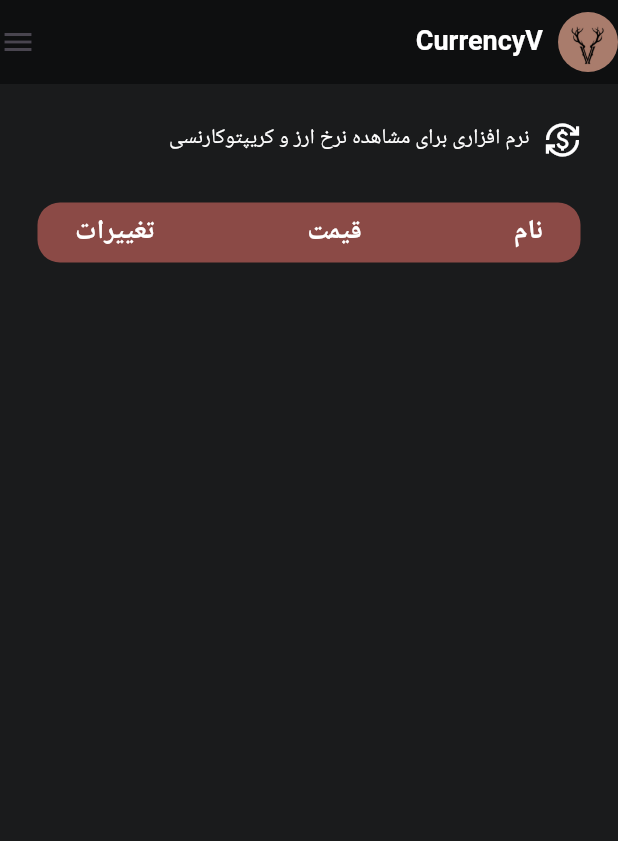
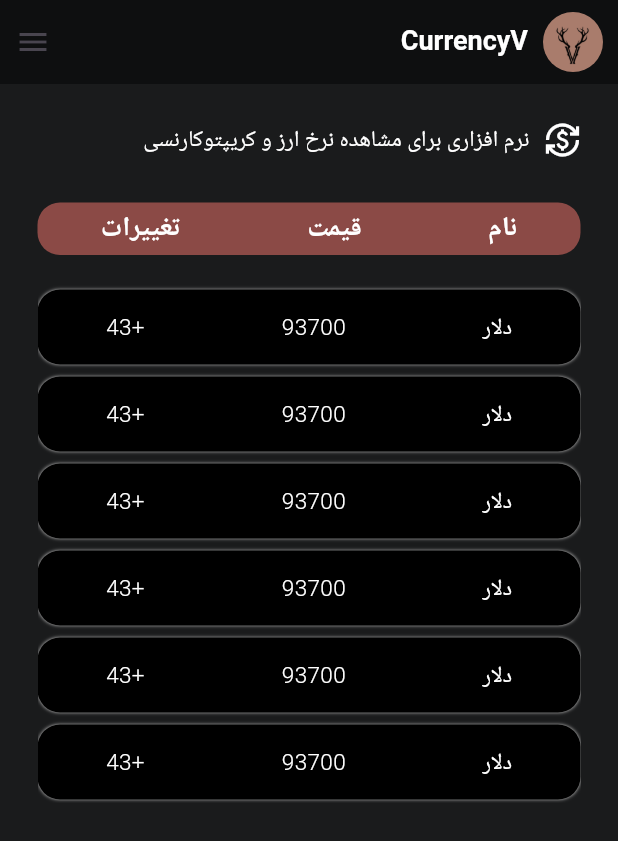
Before and after one commit to Aref18/currencyV, a Flutter app: the screen it shows after launch, on a phone screen of 412 x 824 dp. Shown: the top 841 px of the screen. Run offline on Flutter 3.47's test engine with Material 3 defaults, Android fonts, the phone set to English and light mode, and no system bars.

Commit message:
add listview

```diff
--- a/lib/main.dart
+++ b/lib/main.dart
@@ -16,11 +16,11 @@ class CurrencyV extends StatelessWidget {
           headlineLarge: TextStyle(
             fontSize: 18,
             fontWeight: FontWeight.w700,
-            color: Colors.white,
+            color: const Color.fromARGB(255, 255, 255, 255),
           ),
           bodyLarge: TextStyle(fontSize: 13, fontWeight: FontWeight.w300),
           bodyMedium: TextStyle(
-            fontSize: 14,
+            fontSize: 15,
             fontWeight: FontWeight.w300,
             color: Colors.white,
           ),
@@ -51,18 +51,18 @@ class homepage extends StatelessWidget {
         elevation: 0,
         backgroundColor: const Color.fromARGB(113, 0, 0, 0),
         actions: [
+          SizedBox(width: 10),
           CircleAvatar(
             backgroundColor: const Color.fromARGB(255, 169, 124, 108),
             backgroundImage: AssetImage('assets/images/V.png'),
             radius: 20,
           ),
           SizedBox(width: 10),
-
           Text('CurrencyV', style: Theme.of(context).textTheme.headlineLarge),
-          SizedBox(width: 10),
 
           Spacer(),
           Icon(Icons.menu),
+          SizedBox(width: 10),
         ],
       ),
       body: Padding(
@@ -82,20 +82,16 @@ class homepage extends StatelessWidget {
             ),
             SizedBox(height: 30),
             Container(
-              height: 40,
+              width: double.infinity,
+              height: 35,
               decoration: BoxDecoration(
                 color: const Color.fromARGB(146, 224, 109, 101),
                 borderRadius: BorderRadius.circular(15),
               ),
-              child: Padding(
-                padding: const EdgeInsets.symmetric(horizontal: 25),
               child: Row(
-                  mainAxisAlignment: MainAxisAlignment.spaceBetween,
+                mainAxisAlignment: MainAxisAlignment.spaceAround,
                 children: [
-                    Text(
-                      'نام',
-                      style: Theme.of(context).textTheme.headlineLarge,
-                    ),
+                  Text('نام', style: Theme.of(context).textTheme.headlineLarge),
                   Text(
                     'قیمت',
                     style: Theme.of(context).textTheme.headlineLarge,
@@ -107,6 +103,35 @@ class homepage extends StatelessWidget {
                 ],
               ),
             ),
+            SizedBox(height: 15),
+            SizedBox(
+              width: double.infinity,
+              height: 350,
+              child: ListView.builder(
+                physics: BouncingScrollPhysics(),
+                itemCount: 10,
+                itemBuilder: (BuildContext context, int positsion) {
+                  return Padding(
+                    padding: const EdgeInsets.fromLTRB(0, 8, 0, 0),
+                    child: Container(
+                      decoration: BoxDecoration(
+                        boxShadow: <BoxShadow>[
+                          BoxShadow(blurRadius: 1.0, color: Colors.grey),
+                        ],
+                        color: Colors.black,
+                        borderRadius: BorderRadius.circular(15),
+                      ),
+
+                      width: double.infinity,
+                      height: 50,
+                      child: Row(
+                        mainAxisAlignment: MainAxisAlignment.spaceAround,
+                        children: [Text('دلار'), Text('93700'), Text('+43')],
+                      ),
+                    ),
+                  );
+                },
+              ),
             ),
           ],
         ),
```
Lines whose indentation alone changed are shown as unchanged.
